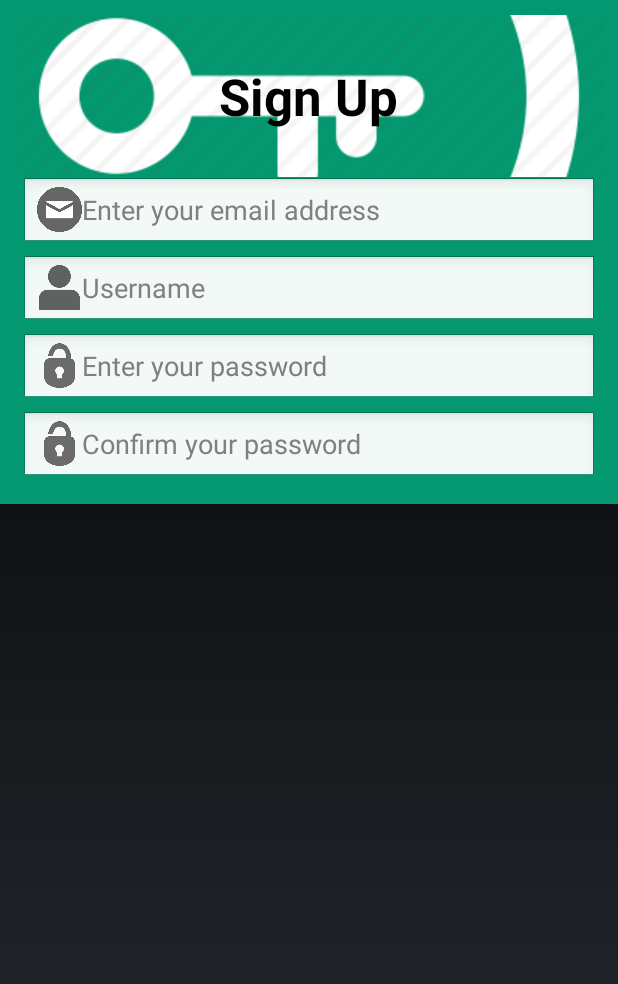
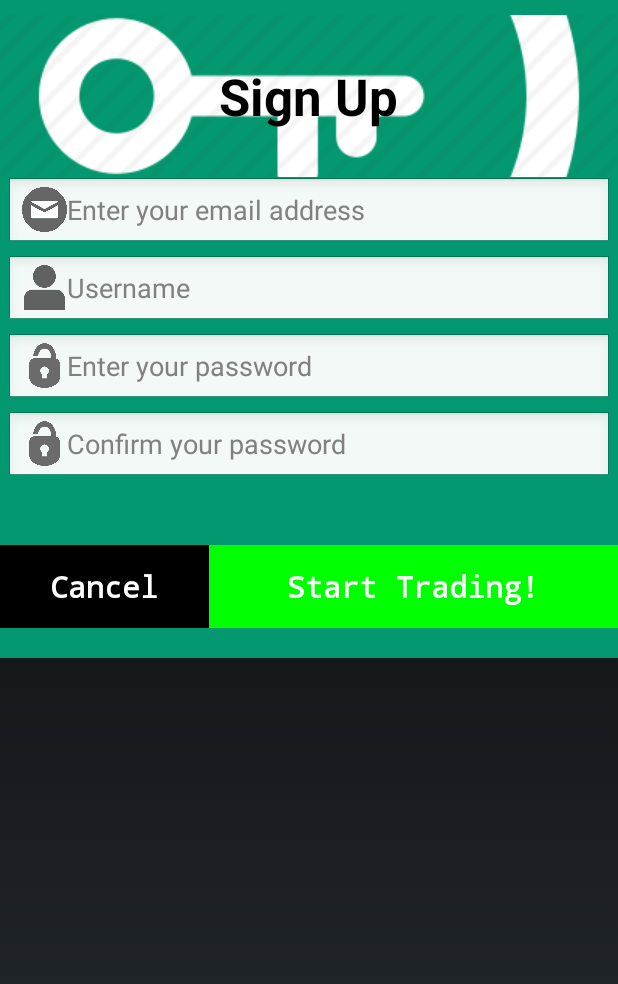
Before and after one commit to chesterbot01/FreeX, an Android app: the layout signup_fragment.xml on its own in the app's theme, with its tools: preview values and no code run, on a phone screen of 412 x 824 dp. Shown: the top 984 px of the screen. Run offline under Robolectric (Android 15) with nearby library versions, the phone set to English and light mode, and no system bars.

Commit message:
fix some bugs in signup page

```diff
--- a/app/build.gradle
+++ b/app/build.gradle
@@ -24,4 +24,5 @@ dependencies {
     testCompile 'junit:junit:4.12'
     compile 'com.android.support:appcompat-v7:23.+'
     compile 'com.android.support:support-v4:23.+'
+    compile 'com.google.android.gms:play-services-appindexing:8.4.0'
 }
--- a/app/src/main/java/io/github/chesterboy01/freex/WelcomeActivity.java
+++ b/app/src/main/java/io/github/chesterboy01/freex/WelcomeActivity.java
@@ -7,6 +7,7 @@ import android.support.v7.app.AppCompatActivity;
 import android.view.Window;
 import android.view.WindowManager;
 
+//开场的3秒动画
 public class WelcomeActivity extends AppCompatActivity {
 
     @Override
--- /dev/null
+++ b/app/src/main/res/drawable/signin_login_button.xml
@@ -0,0 +1,5 @@
+<?xml version="1.0" encoding="utf-8"?>
+<selector xmlns:android="http://schemas.android.com/apk/res/android">
+    <item android:state_pressed="true" android:drawable="@android:color/darker_gray"/>
+    <item android:drawable="@color/colorBlack"/>
+</selector>
--- /dev/null
+++ b/app/src/main/res/drawable/signin_signup_button.xml
@@ -0,0 +1,5 @@
+<?xml version="1.0" encoding="utf-8"?>
+<selector xmlns:android="http://schemas.android.com/apk/res/android">
+    <item android:state_pressed="true" android:drawable="@android:color/darker_gray"/>
+    <item android:drawable="@color/colorGreen"/>
+</selector>
--- a/app/src/main/res/drawable/user_icon_2.xml
+++ b/app/src/main/res/drawable/user_icon_2.xml
@@ -3,7 +3,7 @@
 
     <item
         android:id="@+id/half_overlay_user"
-        android:drawable="@drawable/user_icon"
+        android:drawable="@drawable/user_icon4"
         android:width="30dp"
         android:height="30dp"
         />
--- a/app/src/main/res/layout/signup_fragment.xml
+++ b/app/src/main/res/layout/signup_fragment.xml
@@ -5,8 +5,8 @@
     android:layout_height="wrap_content"
     android:paddingBottom="10dp"
     android:background="#03986f"
-    android:paddingLeft="10dp"
-    android:paddingRight="10dp"
+    android:paddingLeft="0dp"
+    android:paddingRight="0dp"
     android:paddingTop="10dp"
     >
     <FrameLayout xmlns:android="http://schemas.android.com/apk/res/android"
@@ -33,7 +33,7 @@
 
     </FrameLayout>
     <EditText
-        android:id="@+id/id_txt_username_1"
+        android:id="@+id/id_txt_useremail"
         android:layout_width="match_parent"
         android:layout_height="wrap_content"
         android:layout_marginBottom="4dp"
@@ -45,7 +45,7 @@
         android:inputType="textEmailAddress"
         android:drawableLeft="@drawable/email_icon"/>
     <EditText
-        android:id="@+id/id_txt_useremail"
+        android:id="@+id/id_txt_username_1"
         android:layout_width="match_parent"
         android:layout_height="wrap_content"
         android:layout_marginBottom="4dp"
@@ -80,5 +80,57 @@
         android:inputType="textPassword"
         android:drawableLeft="@drawable/password_icon_1"/>
 
+    <TextView
+        android:id="@+id/error_prompt_text"
+        android:layout_width="match_parent"
+        android:layout_height="wrap_content"
+        android:textSize="20sp"
+        android:textColor="#ff0000"
+        android:gravity="center"/>
+    <LinearLayout xmlns:android="http://schemas.android.com/apk/res/android"
+        android:orientation="horizontal"
+        android:layout_width="fill_parent"
+        android:layout_height="wrap_content"
+        android:paddingBottom="10dp"
+        android:background="#03986f"
+        android:paddingLeft="0dp"
+        android:paddingRight="0dp"
+        android:paddingTop="10dp"
+        >
+        <Button
+            android:id="@+id/signup_cancel_button"
+            style="?metaButtonBarButtonStyle"
+            android:layout_width="fill_parent"
+            android:layout_height="wrap_content"
+            android:padding="14dp"
+            android:layout_weight="0.61"
+            android:text="Cancel"
+            android:textSize="20sp"
+            android:background="@drawable/signin_login_button"
+            android:textColor="#FFFFFF"
+            android:textAllCaps="false"
+            android:typeface="monospace"
+            android:textStyle="bold"
+            />
+        <Button
+
+            android:id="@+id/signup_sign_up_button"
+            style="?metaButtonBarButtonStyle"
+            android:layout_width="fill_parent"
+            android:layout_height="wrap_content"
+            android:padding="14dp"
+            android:layout_weight="0.31"
+            android:text="Start Trading!"
+            android:background="@drawable/signin_signup_button"
+            android:textSize="20sp"
+            android:textColor="#FFFFFF"
+            android:textAllCaps="false"
+            android:typeface="monospace"
+            android:textStyle="bold"/>
+
+
+
+    </LinearLayout>
+
 
 </LinearLayout>
```
Also changed, not shown: app/src/main/AndroidManifest.xml (+6 -2 lines), app/src/main/java/io/github/chesterboy01/freex/FreeXUser.java (added, +51 -0 lines), app/src/main/java/io/github/chesterboy01/freex/FullscreenActivityBeforeLogin.java (+53 -109 lines), app/src/main/java/io/github/chesterboy01/freex/RegularExpressionEmailAddress.java (added, +18 -0 lines), app/src/main/java/io/github/chesterboy01/freex/SignInDialogFragment.java (added, +89 -0 lines), app/src/main/java/io/github/chesterboy01/freex/SignUpDialogFragment.java (added, +229 -0 lines), app/src/main/res/layout/login_fragment.xml (+32 -19 lines), app/src/main/res/drawable/user_icon4.png (renamed from app/src/main/res/drawable/user_icon.png).
